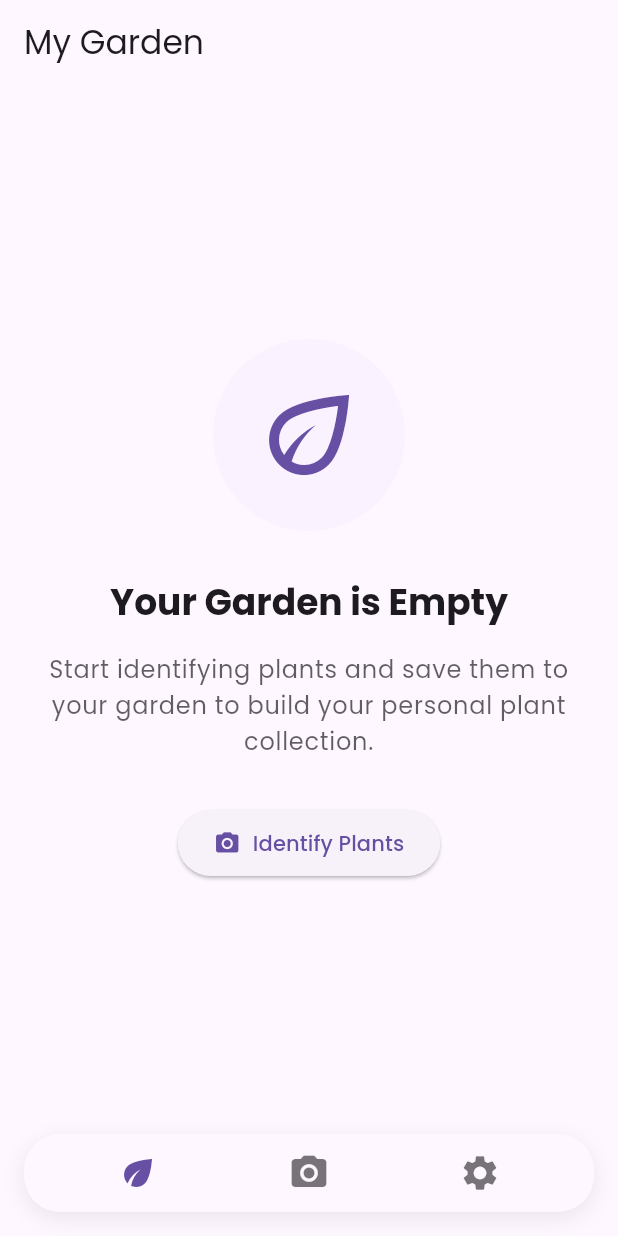
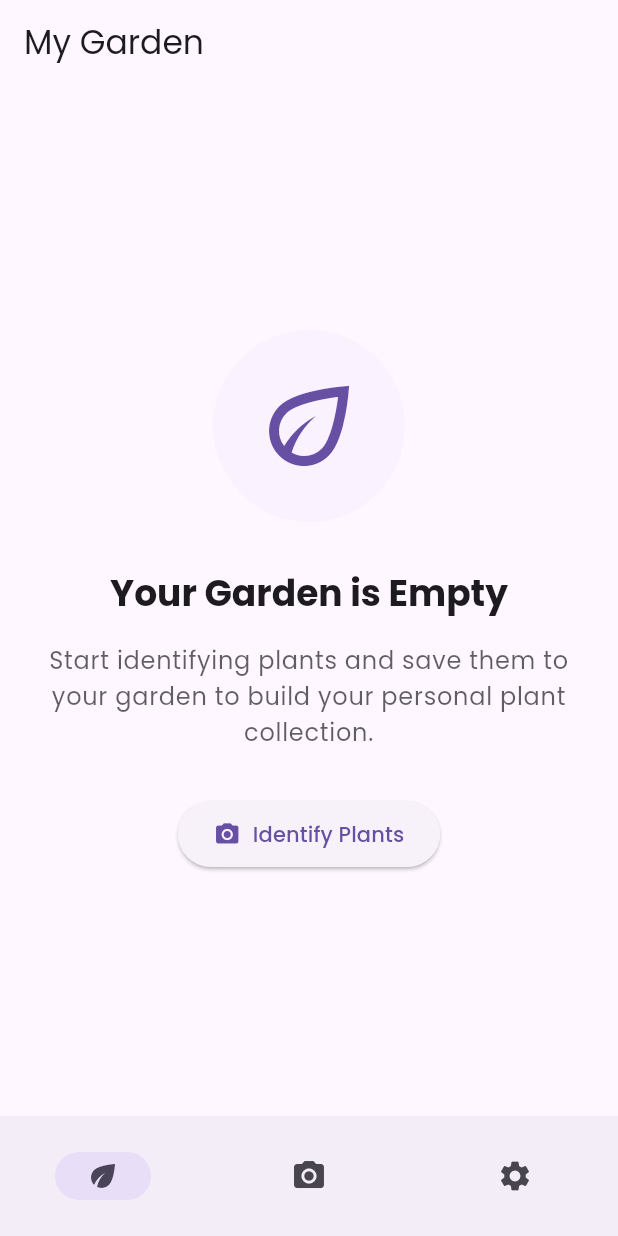
Before and after one commit to nendix/plantyze, a Flutter app: the screen it shows after launch, on a phone screen of 412 x 824 dp. Run offline on Flutter 3.47's test engine with Material 3 defaults, Android fonts, the phone set to English and light mode, and no system bars; our stand-ins replace cached_network_image, camera, connectivity_plus, flutter_dotenv, image_picker, permission_handler and 1 more.

Commit message:
refactor: replace custom navbar with Material Design 3 NavigationBar
- Use standard Flutter NavigationBar widget instead of custom implementation
- Hide labels with labelBehavior: alwaysHide to maintain icon-only aesthetic
- Simplify code by removing custom _NavItem class
- Maintain existing functionality with tab switching and camera screen hiding
- Fully compliant with Material Design 3 guidelines

```diff
--- a/lib/screens/base_screen.dart
+++ b/lib/screens/base_screen.dart
@@ -46,75 +46,25 @@ class _BaseScreenState extends State<BaseScreen> {
       ),
       bottomNavigationBar: _currentTab == 1
           ? null
-          : Padding(
-              padding: const EdgeInsets.only(bottom: 16, left: 16, right: 16),
-              child: Container(
-                decoration: BoxDecoration(
-                  color: Theme.of(context).colorScheme.surface,
-                  borderRadius: BorderRadius.circular(24),
-                  boxShadow: [
-                    BoxShadow(
-                      color: Colors.black.withValues(alpha: 0.08),
-                      blurRadius: 12,
-                      offset: const Offset(0, 4),
-                    ),
-                  ],
+          : NavigationBar(
+              selectedIndex: _currentTab,
+              onDestinationSelected: _onTabChanged,
+              labelBehavior: NavigationDestinationLabelBehavior.alwaysHide,
+              destinations: const [
+                NavigationDestination(
+                  icon: Icon(Icons.eco),
+                  label: 'Garden',
                 ),
-                child: Row(
-                  mainAxisAlignment: MainAxisAlignment.spaceEvenly,
-                  children: [
-                    _NavItem(
-                      icon: Icons.eco,
-                      isActive: _currentTab == 0,
-                      onTap: () => _onTabChanged(0),
-                    ),
-                    _NavItem(
-                      icon: Icons.camera_alt,
-                      isActive: _currentTab == 1,
-                      onTap: () => _onTabChanged(1),
-                    ),
-                    _NavItem(
-                      icon: Icons.settings,
-                      isActive: _currentTab == 2,
-                      onTap: () => _onTabChanged(2),
-                    ),
-                  ],
+                NavigationDestination(
+                  icon: Icon(Icons.camera_alt),
+                  label: 'Camera',
                 ),
-              ),
+                NavigationDestination(
+                  icon: Icon(Icons.settings),
+                  label: 'Settings',
+                ),
+              ],
             ),
-    );
-  }
-}
-
-class _NavItem extends StatelessWidget {
-  final IconData icon;
-  final bool isActive;
-  final VoidCallback onTap;
-
-  const _NavItem({
-    required this.icon,
-    required this.isActive,
-    required this.onTap,
-  });
-
-  @override
-  Widget build(BuildContext context) {
-    return Material(
-      color: Colors.transparent,
-      child: InkWell(
-        onTap: onTap,
-        borderRadius: BorderRadius.circular(16),
-        child: Padding(
-          padding: const EdgeInsets.symmetric(horizontal: 24, vertical: 12),
-          child: Icon(
-            icon,
-            size: 28,
-            color: isActive
-                ? Theme.of(context).colorScheme.primary
-                : Theme.of(context).colorScheme.onSurface.withValues(alpha: 0.6),
-          ),
-        ),
-      ),
     );
   }
 }
```
